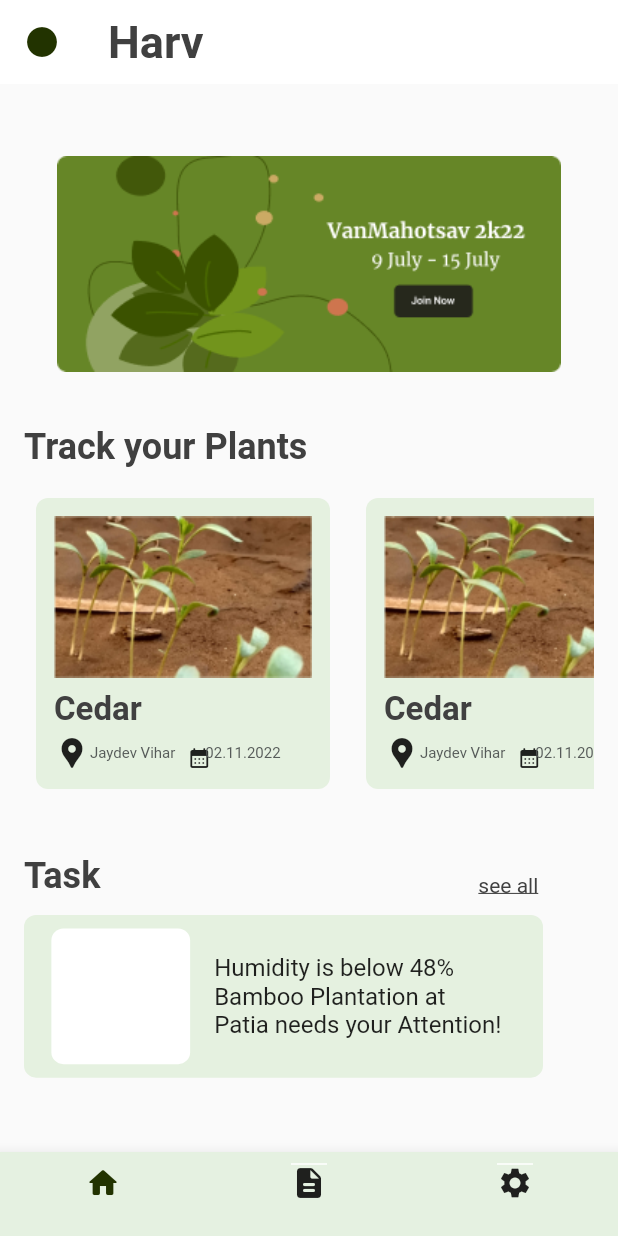
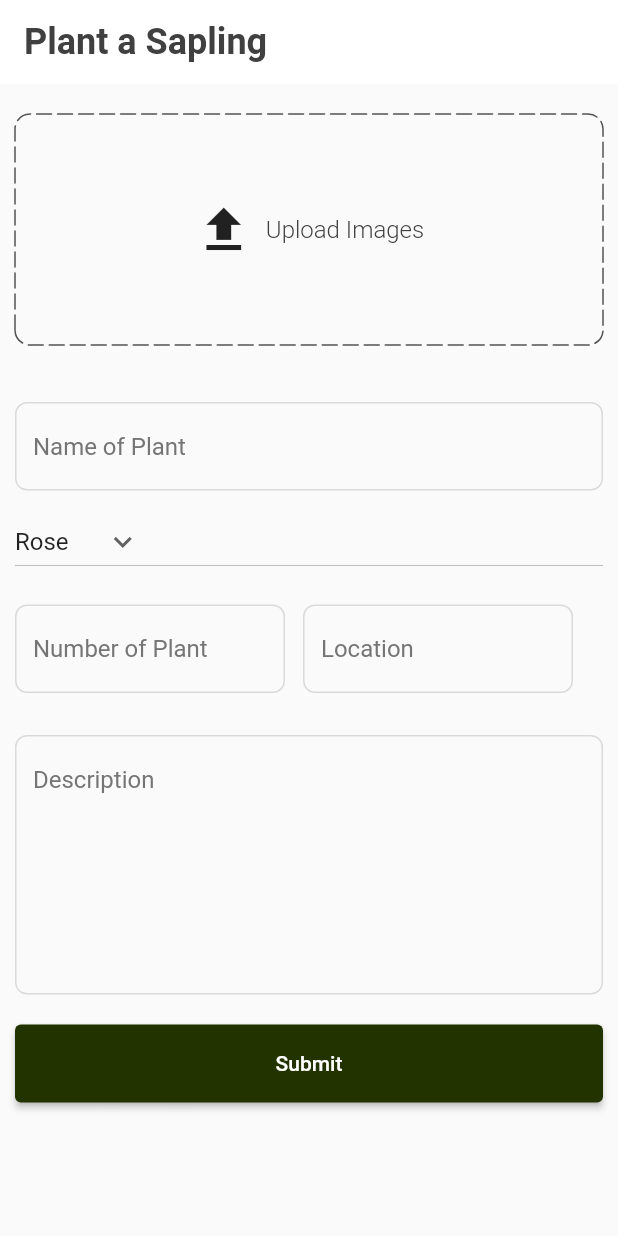
Before and after one commit to ashishmohapatra240/harv, a Flutter app: the screen it shows after launch, on a phone screen of 412 x 824 dp. Run offline on Flutter 3.47's test engine with Material 2 defaults, Android fonts, the phone set to English and light mode, and no system bars; drawn by our look-alikes of carousel_slider, dotted_border; our stand-ins replace file_picker, percent_indicator, syncfusion_flutter_gauges.

Commit message:
Added Volunteer form

```diff
--- a/lib/main.dart
+++ b/lib/main.dart
@@ -1,6 +1,7 @@
 import 'package:flutter/material.dart';
 import 'package:harv/screens/dashboard.dart';
 import 'package:harv/screens/home.dart';
+import 'package:harv/screens/volunteer_form.dart';
 
 void main() {
   runApp(const MyApp());
@@ -15,7 +16,7 @@ class MyApp extends StatelessWidget {
     return const MaterialApp(
       debugShowCheckedModeBanner: false,
       title: 'Harv',
-      home: Dashboard(),
+      home: VolunteerForm(),
     );
   }
 }
--- a/lib/router.dart
+++ b/lib/router.dart
@@ -1,12 +1,12 @@
 import 'package:flutter/material.dart';
-import 'package:harv/screens/choose_volunteer.dart';
+import 'package:harv/screens/volunteer_form.dart';
 
 Route<dynamic> generateRoute(RouteSettings routeSettings) {
   switch (routeSettings.name) {
-    case ChooseVolunteer.routeName:
+    case VolunteerForm.routeName:
       return MaterialPageRoute(
         settings: routeSettings,
-        builder: (_) => const ChooseVolunteer(),
+        builder: (_) => const VolunteerForm(),
       );
 
     default:
--- a/lib/screens/choose_volunteer.dart
+++ b/lib/screens/volunteer_form.dart
@@ -7,14 +7,14 @@ import 'package:harv/constants/utils.dart';
 import 'package:harv/widgets/custom_button.dart';
 import 'package:harv/widgets/custom_textfield.dart';
 
-class ChooseVolunteer extends StatefulWidget {
-  const ChooseVolunteer({super.key});
+class VolunteerForm extends StatefulWidget {
+  const VolunteerForm({super.key});
   static const String routeName = '/choose-volunteer';
   @override
-  State<ChooseVolunteer> createState() => _ChooseVolunteerState();
+  State<VolunteerForm> createState() => _VolunteerFormState();
 }
 
-class _ChooseVolunteerState extends State<ChooseVolunteer> {
+class _VolunteerFormState extends State<VolunteerForm> {
   final TextEditingController productNameController = TextEditingController();
   final TextEditingController descriptionController = TextEditingController();
   final TextEditingController priceController = TextEditingController();
@@ -34,7 +34,7 @@ class _ChooseVolunteerState extends State<ChooseVolunteer> {
     quantityController.dispose();
   }
 
-  List<String> productCategories = [
+  List<String> plantCategories = [
     'Rose',
     'Bamboo',
     'Tulip',
@@ -53,13 +53,20 @@ class _ChooseVolunteerState extends State<ChooseVolunteer> {
   Widget build(BuildContext context) {
     return Scaffold(
       appBar: AppBar(
+          backgroundColor: Colors.white,
+          elevation: 0,
           flexibleSpace: Container(
             decoration: const BoxDecoration(),
           ),
           title: const Text(
-          'Add Product',
+            "Plant a Sapling",
+            style: TextStyle(
+              color: Color(0xff404040),
+              fontSize: 24,
+              fontFamily: "Roboto",
+              fontWeight: FontWeight.w600,
             ),
-      ),
+          )),
       body: SingleChildScrollView(
         child: Form(
           key: _addProductFormKey,
@@ -99,21 +106,25 @@ class _ChooseVolunteerState extends State<ChooseVolunteer> {
                             decoration: BoxDecoration(
                               borderRadius: BorderRadius.circular(10),
                             ),
-                            child: Column(
+                            child: Row(
                               mainAxisAlignment: MainAxisAlignment.center,
-                              children: [
-                                const Icon(
-                                  Icons.folder_open,
+                              children: const [
+                                Icon(
+                                  Icons.upload,
                                   size: 40,
                                 ),
-                                const SizedBox(
-                                  height: 15,
+                                SizedBox(
+                                  width: 8,
                                 ),
                                 Text(
-                                  'Select Product Images',
+                                  "Upload Images",
                                   style: TextStyle(
-                                      fontSize: 15, color: Colors.grey[400]),
+                                    color: Color(0xff404040),
+                                    fontSize: 16,
+                                    fontFamily: "Roboto",
+                                    fontWeight: FontWeight.w300,
                                   ),
+                                )
                               ],
                             ),
                           ),
@@ -124,7 +135,54 @@ class _ChooseVolunteerState extends State<ChooseVolunteer> {
                 ),
                 CustomTextField(
                     controller: productNameController,
-                    hintText: 'Product Name'),
+                    hintText: 'Name of Plant'),
+                const SizedBox(
+                  height: 10,
+                ),
+                // CustomTextField(
+                //     controller: productNameController,
+                //     hintText: 'Type of Plant'),
+                SizedBox(
+                  width: double.infinity,
+                  child: DropdownButton(
+                    value: category,
+                    elevation: 0,
+                    icon: Icon(Icons.keyboard_arrow_down),
+                    items: plantCategories.map((String item) {
+                      return DropdownMenuItem(value: item, child: Text(item));
+                    }).toList(),
+                    onChanged: (String? newVal) {
+                      setState(() {
+                        category = newVal!;
+                      });
+                    },
+                  ),
+                ),
+                const SizedBox(
+                  height: 10,
+                ),
+                Row(
+                  children: [
+                    Container(
+                      width: 180,
+                      child: CustomTextField(
+                          controller: productNameController,
+                          hintText: 'Number of Plant'),
+                    ),
+                    SizedBox(
+                      width: 12,
+                    ),
+                    Container(
+                      width: 180,
+                      child: CustomTextField(
+                          controller: productNameController,
+                          hintText: 'Location'),
+                    ),
+                  ],
+                ),
+                const SizedBox(
+                  height: 10,
+                ),
                 const SizedBox(
                   height: 10,
                 ),
@@ -136,32 +194,9 @@ class _ChooseVolunteerState extends State<ChooseVolunteer> {
                 const SizedBox(
                   height: 10,
                 ),
-                CustomTextField(controller: priceController, hintText: 'Price'),
-                const SizedBox(
-                  height: 10,
-                ),
-                CustomTextField(
-                    controller: quantityController, hintText: 'Quantity'),
-                const SizedBox(
-                  height: 10,
-                ),
-                SizedBox(
-                  width: double.infinity,
-                  child: DropdownButton(
-                    value: category,
-                    icon: Icon(Icons.keyboard_arrow_down),
-                    items: productCategories.map((String item) {
-                      return DropdownMenuItem(value: item, child: Text(item));
-                    }).toList(),
-                    onChanged: (String? newVal) {
-                      setState(() {
-                        category = newVal!;
-                      });
-                    },
-                  ),
-                ),
+
                 SizedBox(height: 10),
-                CustomButton(text: 'Sell', onTap: () {}),
+                CustomButton(text: 'Submit', onTap: () {}),
               ],
             ),
           ),
--- a/lib/widgets/custom_textfield.dart
+++ b/lib/widgets/custom_textfield.dart
@@ -17,19 +17,19 @@ class CustomTextField extends StatelessWidget {
     return Column(
       crossAxisAlignment: CrossAxisAlignment.start,
       children: [
-        Text(hintText),
         SizedBox(
           height: 8,
         ),
         TextFormField(
           controller: controller,
           decoration: InputDecoration(
+            floatingLabelBehavior: FloatingLabelBehavior.never,
             focusColor: GlobalVariables.primaryColor,
             focusedBorder: const OutlineInputBorder(
                 borderSide: BorderSide(color: GlobalVariables.primaryColor)),
             disabledBorder: const OutlineInputBorder(
                 borderSide: BorderSide(color: GlobalVariables.primaryColor)),
-            hintText: 'Enter your $hintText',
+            hintText: hintText,
             hintStyle: const TextStyle(
               color: Color.fromRGBO(117, 117, 117, 1),
             ),
@@ -46,13 +46,13 @@ class CustomTextField extends StatelessWidget {
                 Radius.circular(8),
               ),
               borderSide: BorderSide(
-                color: Color.fromRGBO(83, 83, 83, 1),
+                color: Color.fromRGBO(218, 218, 218, 1),
               ),
             ),
           ),
           validator: (val) {
             if (val == null || val.isEmpty) {
-              return 'Enter your $hintText';
+              return 'hintText';
             }
             return null;
           },
```
Also changed, not shown: lib/widgets/custom_button.dart (+2 -9 lines), pubspec.lock, 1 other file. Lines whose indentation alone changed are shown as unchanged.
